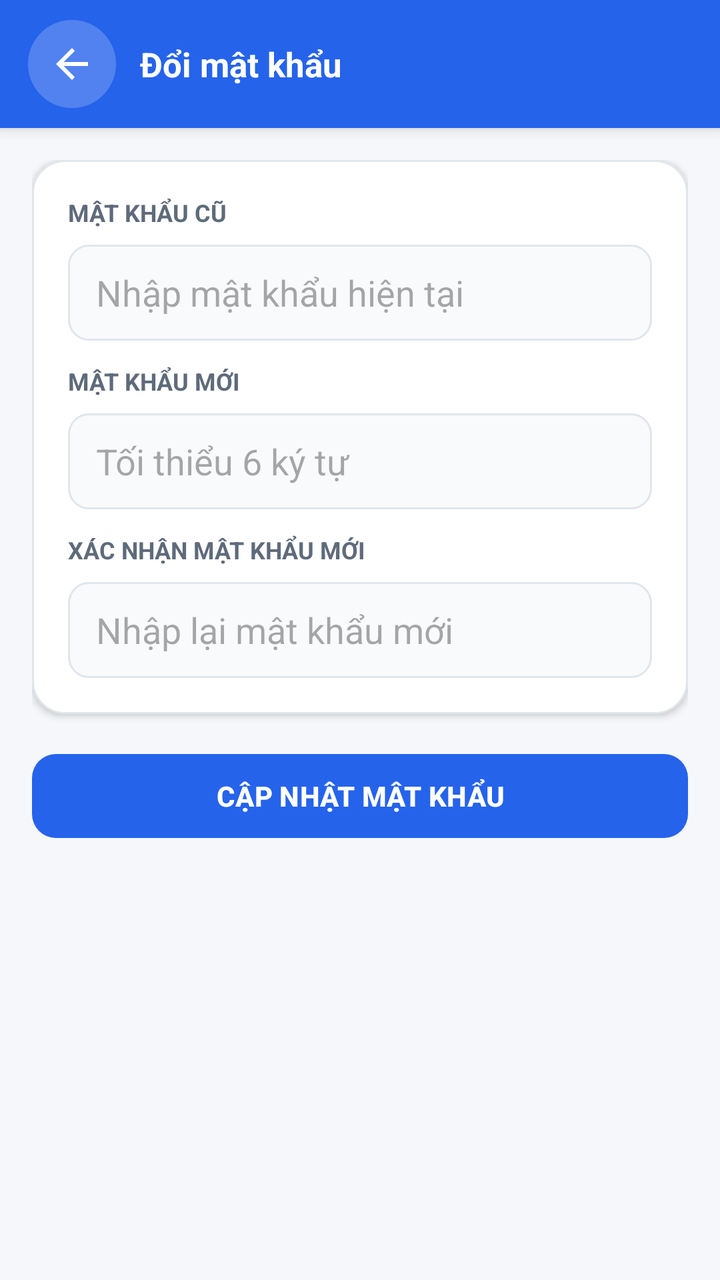
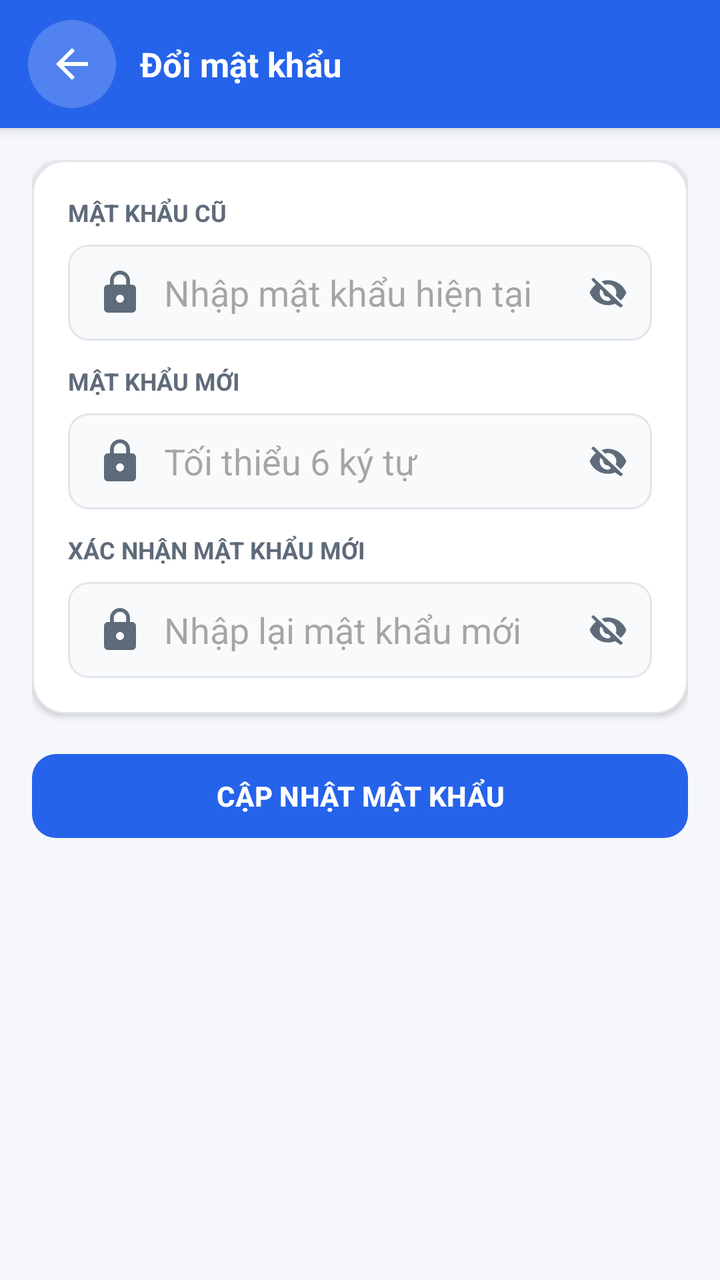

The first picture is an Android layout as it rendered before a commit; the second is the same layout after the commit. The layout source and the unified diff follow.
<!-- AndroidManifest.xml: application theme Theme.Ecommerce -->
<!-- res/layout/activity_change_password.xml -->
<?xml version="1.0" encoding="utf-8"?>
<LinearLayout xmlns:android="http://schemas.android.com/apk/res/android"
    xmlns:app="http://schemas.android.com/apk/res-auto"
    android:layout_width="match_parent"
    android:layout_height="match_parent"
    android:background="@color/page_background"
    android:orientation="vertical">

    <LinearLayout style="@style/AppToolbar">
        <ImageView android:id="@+id/btnBack" style="@style/AppToolbarBackButton" />
        <TextView style="@style/AppToolbarTitle" android:layout_width="0dp" android:layout_height="wrap_content" android:layout_marginStart="12dp" android:layout_weight="1" android:text="Đổi mật khẩu" />
    </LinearLayout>

    <ScrollView
        android:layout_width="match_parent"
        android:layout_height="0dp"
        android:layout_weight="1"
        android:fillViewport="true">
        <LinearLayout
            android:layout_width="match_parent"
            android:layout_height="wrap_content"
            android:orientation="vertical"
            android:padding="16dp">

            <LinearLayout
                android:layout_width="match_parent"
                android:layout_height="wrap_content"
                android:background="@drawable/bg_card_white"
                android:elevation="2dp"
                android:orientation="vertical"
                android:padding="18dp">

                <TextView android:layout_width="wrap_content" android:layout_height="wrap_content" android:text="MẬT KHẨU CŨ" android:textColor="@color/text_secondary" android:textSize="12sp" android:textStyle="bold" />
                <EditText android:id="@+id/edtOldPassword" android:layout_width="match_parent" android:layout_height="48dp" android:layout_marginTop="8dp" android:layout_marginBottom="12dp" android:background="@drawable/bg_input" android:hint="Nhập mật khẩu hiện tại" android:inputType="textPassword" android:paddingHorizontal="14dp" />

                <TextView android:layout_width="wrap_content" android:layout_height="wrap_content" android:text="MẬT KHẨU MỚI" android:textColor="@color/text_secondary" android:textSize="12sp" android:textStyle="bold" />
                <EditText android:id="@+id/edtNewPassword" android:layout_width="match_parent" android:layout_height="48dp" android:layout_marginTop="8dp" android:layout_marginBottom="12dp" android:background="@drawable/bg_input" android:hint="Tối thiểu 6 ký tự" android:inputType="textPassword" android:paddingHorizontal="14dp" />

                <TextView android:layout_width="wrap_content" android:layout_height="wrap_content" android:text="XÁC NHẬN MẬT KHẨU MỚI" android:textColor="@color/text_secondary" android:textSize="12sp" android:textStyle="bold" />
                <EditText android:id="@+id/edtConfirmPassword" android:layout_width="match_parent" android:layout_height="48dp" android:layout_marginTop="8dp" android:background="@drawable/bg_input" android:hint="Nhập lại mật khẩu mới" android:inputType="textPassword" android:paddingHorizontal="14dp" />
            </LinearLayout>

            <com.google.android.material.button.MaterialButton
                android:id="@+id/btnSavePassword"
                android:layout_width="match_parent"
                android:layout_height="50dp"
                android:layout_marginTop="16dp"
                android:text="CẬP NHẬT MẬT KHẨU"
                android:textColor="@color/white"
                android:textStyle="bold"
                app:backgroundTint="@color/primary"
                app:cornerRadius="12dp" />
        </LinearLayout>
    </ScrollView>
</LinearLayout>
<!-- resources referenced by this layout -->
<resources>
  <color name="page_background">#FFF5F7FA</color>
  <color name="primary">#FF2563EB</color>
  <color name="text_secondary">#FF5F6B7A</color>
  <color name="white">#FFFFFFFF</color>
  <!-- drawable bg_card_white (drawable) -->
  <?xml version="1.0" encoding="utf-8"?>
  <shape xmlns:android="http://schemas.android.com/apk/res/android">
      <solid android:color="@color/white" />
      <corners android:radius="16dp" />
      <stroke android:width="1dp" android:color="@color/card_stroke" />
  </shape>
  <!-- drawable bg_input (drawable) -->
  <?xml version="1.0" encoding="utf-8"?>
  <shape xmlns:android="http://schemas.android.com/apk/res/android">
      <solid android:color="@color/input_background" />
      <corners android:radius="10dp" />
      <stroke android:width="1dp" android:color="@color/card_stroke" />
  </shape>
  <style name="AppToolbar">
          <item name="android:layout_width">match_parent</item>
          <item name="android:layout_height">64dp</item>
          <item name="android:background">@color/primary</item>
          <item name="android:gravity">center_vertical</item>
          <item name="android:orientation">horizontal</item>
          <item name="android:paddingHorizontal">14dp</item>
          <item name="android:elevation">4dp</item>
      </style>
  <style name="AppToolbarTitle">
          <item name="android:textColor">@color/white</item>
          <item name="android:textSize">17sp</item>
          <item name="android:textStyle">bold</item>
      </style>
  <style name="Theme.Ecommerce" parent="Base.Theme.Ecommerce" />
  <color name="card_stroke">#FFE1E6EC</color>
  <color name="input_background">#FFF8FAFC</color>
  <!-- drawable bg_toolbar_icon_button (drawable) -->
  <?xml version="1.0" encoding="utf-8"?>
  <shape xmlns:android="http://schemas.android.com/apk/res/android"
      android:shape="oval">
      <solid android:color="#33FFFFFF" />
  </shape>
  <!-- drawable ic_arrow_back (drawable) -->
  <?xml version="1.0" encoding="utf-8"?>
  <vector xmlns:android="http://schemas.android.com/apk/res/android" android:width="24dp" android:height="24dp" android:viewportWidth="24" android:viewportHeight="24">
      <path android:fillColor="#FF172033" android:pathData="M20,11H7.83l5.59,-5.59L12,4l-8,8 8,8 1.41,-1.41L7.83,13H20v-2z"/>
  </vector>
  <style name="Base.Theme.Ecommerce" parent="Theme.Material3.DayNight.NoActionBar">
          
          
      </style>
  <!-- unchanged entries left out for length: 1 -->
</resources>

<!-- the commit's change to res/layout/activity_change_password.xml (unified diff, before → after) -->
@@ -30,14 +30,118 @@
                 android:orientation="vertical"
                 android:padding="18dp">
 
-                <TextView android:layout_width="wrap_content" android:layout_height="wrap_content" android:text="MẬT KHẨU CŨ" android:textColor="@color/text_secondary" android:textSize="12sp" android:textStyle="bold" />
-                <EditText android:id="@+id/edtOldPassword" android:layout_width="match_parent" android:layout_height="48dp" android:layout_marginTop="8dp" android:layout_marginBottom="12dp" android:background="@drawable/bg_input" android:hint="Nhập mật khẩu hiện tại" android:inputType="textPassword" android:paddingHorizontal="14dp" />
+                <TextView
+                    android:layout_width="wrap_content"
+                    android:layout_height="wrap_content"
+                    android:text="MẬT KHẨU CŨ"
+                    android:textColor="@color/text_secondary"
+                    android:textSize="12sp"
+                    android:textStyle="bold" />
+                <RelativeLayout
+                    android:layout_width="match_parent"
+                    android:layout_height="48dp"
+                    android:layout_marginTop="8dp"
+                    android:layout_marginBottom="12dp">
+                    <EditText
+                        android:id="@+id/edtOldPassword"
+                        android:layout_width="match_parent"
+                        android:layout_height="match_parent"
+                        android:background="@drawable/bg_input"
+                        android:drawableStart="@drawable/ic_lock"
+                        android:drawablePadding="10dp"
+                        android:hint="Nhập mật khẩu hiện tại"
+                        android:inputType="textPassword"
+                        android:maxLines="1"
+                        android:paddingStart="14dp"
+                        android:paddingEnd="46dp" />
+                    <ImageView
+                        android:id="@+id/btnToggleOldPassword"
+                        android:layout_width="44dp"
+                        android:layout_height="match_parent"
+                        android:layout_alignParentEnd="true"
+                        android:background="?attr/selectableItemBackgroundBorderless"
+                        android:clickable="true"
+                        android:contentDescription="Hiện mật khẩu"
+                        android:focusable="true"
+                        android:padding="12dp"
+                        android:src="@drawable/ic_visibility_off"
+                        app:tint="@color/text_secondary" />
+                </RelativeLayout>
 
-                <TextView android:layout_width="wrap_content" android:layout_height="wrap_content" android:text="MẬT KHẨU MỚI" android:textColor="@color/text_secondary" android:textSize="12sp" android:textStyle="bold" />
-                <EditText android:id="@+id/edtNewPassword" android:layout_width="match_parent" android:layout_height="48dp" android:layout_marginTop="8dp" android:layout_marginBottom="12dp" android:background="@drawable/bg_input" android:hint="Tối thiểu 6 ký tự" android:inputType="textPassword" android:paddingHorizontal="14dp" />
+                <TextView
+                    android:layout_width="wrap_content"
+                    android:layout_height="wrap_content"
+                    android:text="MẬT KHẨU MỚI"
+                    android:textColor="@color/text_secondary"
+                    android:textSize="12sp"
+                    android:textStyle="bold" />
+                <RelativeLayout
+                    android:layout_width="match_parent"
+                    android:layout_height="48dp"
+                    android:layout_marginTop="8dp"
+                    android:layout_marginBottom="12dp">
+                    <EditText
+                        android:id="@+id/edtNewPassword"
+                        android:layout_width="match_parent"
+                        android:layout_height="match_parent"
+                        android:background="@drawable/bg_input"
+                        android:drawableStart="@drawable/ic_lock"
+                        android:drawablePadding="10dp"
+                        android:hint="Tối thiểu 6 ký tự"
+                        android:inputType="textPassword"
+                        android:maxLines="1"
+                        android:paddingStart="14dp"
+                        android:paddingEnd="46dp" />
+                    <ImageView
+                        android:id="@+id/btnToggleNewPassword"
+                        android:layout_width="44dp"
+                        android:layout_height="match_parent"
+                        android:layout_alignParentEnd="true"
+                        android:background="?attr/selectableItemBackgroundBorderless"
+                        android:clickable="true"
+                        android:contentDescription="Hiện mật khẩu"
+                        android:focusable="true"
+                        android:padding="12dp"
+                        android:src="@drawable/ic_visibility_off"
+                        app:tint="@color/text_secondary" />
+                </RelativeLayout>
 
-                <TextView android:layout_width="wrap_content" android:layout_height="wrap_content" android:text="XÁC NHẬN MẬT KHẨU MỚI" android:textColor="@color/text_secondary" android:textSize="12sp" android:textStyle="bold" />
-                <EditText android:id="@+id/edtConfirmPassword" android:layout_width="match_parent" android:layout_height="48dp" android:layout_marginTop="8dp" android:background="@drawable/bg_input" android:hint="Nhập lại mật khẩu mới" android:inputType="textPassword" android:paddingHorizontal="14dp" />
+                <TextView
+                    android:layout_width="wrap_content"
+                    android:layout_height="wrap_content"
+                    android:text="XÁC NHẬN MẬT KHẨU MỚI"
+                    android:textColor="@color/text_secondary"
+                    android:textSize="12sp"
+                    android:textStyle="bold" />
+                <RelativeLayout
+                    android:layout_width="match_parent"
+                    android:layout_height="48dp"
+                    android:layout_marginTop="8dp">
+                    <EditText
+                        android:id="@+id/edtConfirmPassword"
+                        android:layout_width="match_parent"
+                        android:layout_height="match_parent"
+                        android:background="@drawable/bg_input"
+                        android:drawableStart="@drawable/ic_lock"
+                        android:drawablePadding="10dp"
+                        android:hint="Nhập lại mật khẩu mới"
+                        android:inputType="textPassword"
+                        android:maxLines="1"
+                        android:paddingStart="14dp"
+                        android:paddingEnd="46dp" />
+                    <ImageView
+                        android:id="@+id/btnToggleConfirmPassword"
+                        android:layout_width="44dp"
+                        android:layout_height="match_parent"
+                        android:layout_alignParentEnd="true"
+                        android:background="?attr/selectableItemBackgroundBorderless"
+                        android:clickable="true"
+                        android:contentDescription="Hiện mật khẩu"
+                        android:focusable="true"
+                        android:padding="12dp"
+                        android:src="@drawable/ic_visibility_off"
+                        app:tint="@color/text_secondary" />
+                </RelativeLayout>
             </LinearLayout>
 
             <com.google.android.material.button.MaterialButton
<!-- resource entries referenced after the edit -->
@@ -18,13 +18,24 @@
       <corners android:radius="10dp" />
       <stroke android:width="1dp" android:color="@color/card_stroke" />
   </shape>
+  <!-- drawable ic_lock (drawable) -->
+  <?xml version="1.0" encoding="utf-8"?>
+  <vector xmlns:android="http://schemas.android.com/apk/res/android" android:width="24dp" android:height="24dp" android:viewportWidth="24" android:viewportHeight="24">
+      <path android:fillColor="#FF5F6B7A" android:pathData="M18,8h-1V6c0,-2.76 -2.24,-5 -5,-5S7,3.24 7,6v2H6c-1.1,0 -2,0.9 -2,2v10c0,1.1 0.9,2 2,2h12c1.1,0 2,-0.9 2,-2V10c0,-1.1 -0.9,-2 -2,-2zM12,17c-1.1,0 -2,-0.9 -2,-2s0.9,-2 2,-2 2,0.9 2,2 -0.9,2 -2,2zM15.1,8H8.9V6c0,-1.71 1.39,-3.1 3.1,-3.1s3.1,1.39 3.1,3.1v2z"/>
+  </vector>
+  <!-- drawable ic_visibility_off (drawable) -->
+  <?xml version="1.0" encoding="utf-8"?>
+  <vector xmlns:android="http://schemas.android.com/apk/res/android" android:width="24dp" android:height="24dp" android:viewportWidth="24" android:viewportHeight="24">
+      <path android:fillColor="#FF5F6B7A" android:pathData="M12,7c2.76,0 5,2.24 5,5 0,0.65 -0.13,1.27 -0.36,1.83l2.92,2.92c1.48,-1.25 2.66,-2.86 3.44,-4.75 -1.73,-4.39 -6,-7.5 -11,-7.5 -1.37,0 -2.68,0.27 -3.88,0.77l2.18,2.18C10.73,7.13 11.34,7 12,7zM2,4.27l2.28,2.28 0.46,0.46C2.99,8.45 1.63,10.26 1,12c1.73,4.39 6,7.5 11,7.5 1.55,0 3.03,-0.3 4.38,-0.84l0.42,0.42L19.73,21 21,19.73 3.27,3 2,4.27zM12,17c-2.76,0 -5,-2.24 -5,-5 0,-0.77 0.18,-1.5 0.49,-2.14l1.57,1.57c-0.01,0.02 -0.01,0.04 -0.01,0.07 0,1.66 1.34,3 3,3 0.03,0 0.05,0 0.07,-0.01l1.57,1.57C13.06,16.84 12.55,17 12,17z"/>
+  </vector>
   <style name="AppToolbar">
           <item name="android:layout_width">match_parent</item>
           <item name="android:layout_height">64dp</item>
           <item name="android:background">@color/primary</item>
           <item name="android:gravity">center_vertical</item>
           <item name="android:orientation">horizontal</item>
-          <item name="android:paddingHorizontal">14dp</item>
+          <item name="android:paddingLeft">14dp</item>
+          <item name="android:paddingRight">14dp</item>
           <item name="android:elevation">4dp</item>
       </style>
   <style name="AppToolbarTitle">
@@ -47,8 +58,6 @@
       <path android:fillColor="#FF172033" android:pathData="M20,11H7.83l5.59,-5.59L12,4l-8,8 8,8 1.41,-1.41L7.83,13H20v-2z"/>
   </vector>
   <style name="Base.Theme.Ecommerce" parent="Theme.Material3.DayNight.NoActionBar">
-          
-          
       </style>
   <!-- unchanged entries left out for length: 1 -->
 </resources>
